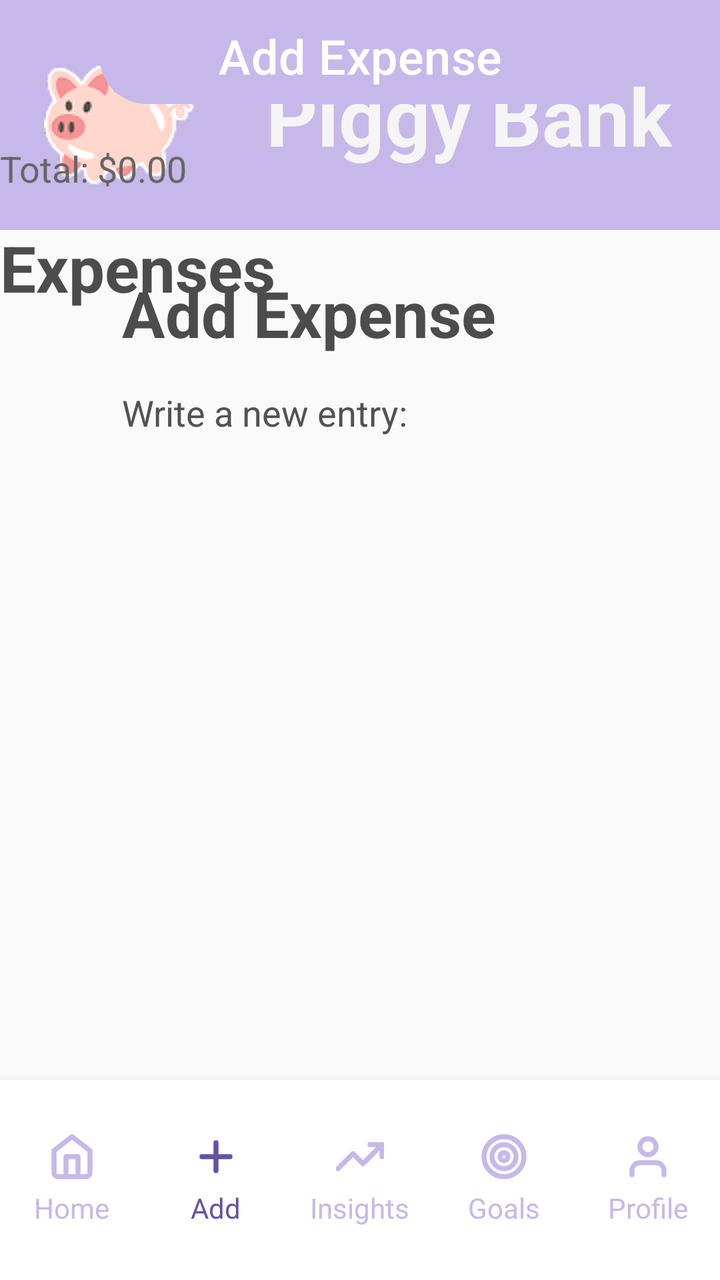
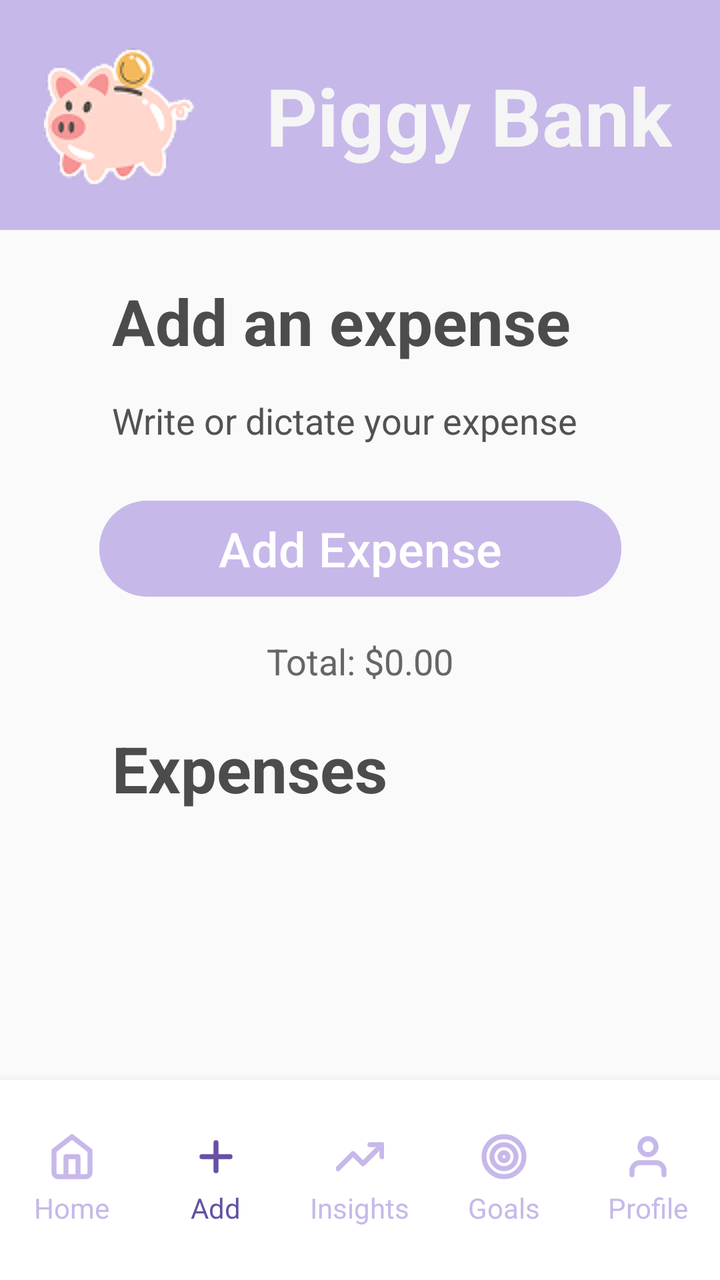

The first picture is an Android layout as it rendered before a commit; the second is the same layout after the commit. The layout source and the unified diff follow.
<!-- AndroidManifest.xml: application theme Theme.PiggyBank -->
<!-- res/layout/activity_add_expense.xml -->
<?xml version="1.0" encoding="utf-8"?>
<androidx.constraintlayout.widget.ConstraintLayout
    xmlns:android="http://schemas.android.com/apk/res/android"
    xmlns:app="http://schemas.android.com/apk/res-auto"
    xmlns:tools="http://schemas.android.com/tools"
    android:layout_width="match_parent"
    android:layout_height="match_parent"
    android:background="#FAFAFA">

    

    <View
        android:id="@+id/headerBackground"
        android:layout_width="0dp"
        android:layout_height="115dp"
        android:background="#C7B8EA"
        app:layout_constraintTop_toTopOf="parent"
        app:layout_constraintStart_toStartOf="parent"
        app:layout_constraintEnd_toEndOf="parent"/>

    <ImageView
        android:id="@+id/logoPig"
        android:layout_width="75dp"
        android:layout_height="106dp"
        android:layout_marginStart="22dp"
        android:layout_marginTop="9dp"
        android:src="@drawable/logopiggyhome"
        android:scaleType="fitCenter"
        app:layout_constraintStart_toStartOf="parent"
        app:layout_constraintTop_toTopOf="parent"/>

    <TextView
        android:id="@+id/tvAppName"
        android:layout_width="wrap_content"
        android:layout_height="wrap_content"
        android:text="Piggy Bank"
        android:textSize="40sp"
        android:textColor="#F5F5F5"
        android:textStyle="bold"
        android:layout_marginEnd="24dp"
        app:layout_constraintEnd_toEndOf="parent"
        app:layout_constraintTop_toTopOf="@id/headerBackground"
        app:layout_constraintBottom_toBottomOf="@id/headerBackground"/>

    

    <ImageView
        android:id="@+id/btnBack"
        android:layout_width="35dp"
        android:layout_height="35dp"
        android:layout_marginStart="10dp"
        android:layout_marginTop="24dp"
        app:layout_constraintStart_toStartOf="parent"
        app:layout_constraintTop_toBottomOf="@id/headerBackground"/>

    <TextView
        android:id="@+id/tvAddExpenseTitle"
        android:layout_width="wrap_content"
        android:layout_height="wrap_content"
        android:text="Add Expense"
        android:textSize="32sp"
        android:textColor="#4C4C4C"
        android:textStyle="bold"
        android:layout_marginStart="16dp"
        app:layout_constraintStart_toEndOf="@id/btnBack"
        app:layout_constraintTop_toTopOf="@id/btnBack"
        app:layout_constraintBottom_toBottomOf="@id/btnBack" />

    <TextView
        android:id="@+id/tvAddExpenseSubtitle"
        android:layout_width="wrap_content"
        android:layout_height="wrap_content"
        android:text="Write a new entry:"
        android:textSize="18sp"
        android:textColor="#525252"
        android:layout_marginTop="16dp"
        app:layout_constraintStart_toStartOf="@id/tvAddExpenseTitle"
        app:layout_constraintTop_toBottomOf="@id/tvAddExpenseTitle"/>

    

    

    

    <Button
        android:id="@+id/btnAddExpense"
        android:layout_width="261dp"
        android:layout_height="wrap_content"
        android:backgroundTint="#C7B8EA"
        android:minHeight="56dp"
        android:text="Add Expense"
        android:textAllCaps="false"
        android:textColor="#FFFFFF"
        android:textSize="24sp"
        app:layout_constraintEnd_toEndOf="parent"
        app:layout_constraintStart_toStartOf="parent"
        tools:layout_editor_absoluteY="232dp"
        tools:ignore="MissingConstraints" />

    <TextView
        android:id="@+id/tvTotalExpenses"
        android:layout_width="wrap_content"
        android:layout_height="wrap_content"
        android:layout_marginTop="16dp"
        android:text="Total: $0.00"
        android:textColor="#666666"
        android:textSize="18sp"
        app:layout_constraintTop_toBottomOf="@id/btnAddExpense"
        tools:layout_editor_absoluteX="43dp"
        tools:ignore="MissingConstraints" />

    

    <TextView
        android:id="@+id/tvExpensesTitle"
        android:layout_width="wrap_content"
        android:layout_height="wrap_content"
        android:layout_marginTop="16dp"
        android:text="Expenses"
        android:textColor="#4C4C4C"
        android:textSize="32sp"
        android:textStyle="bold"
        app:layout_constraintTop_toBottomOf="@id/tvTotalExpenses"
        tools:layout_editor_absoluteX="43dp"
        tools:ignore="MissingConstraints" />

    <androidx.recyclerview.widget.RecyclerView
        android:id="@+id/rvExpenses"
        android:layout_width="326dp"
        android:layout_height="0dp"
        android:layout_marginTop="16dp"
        app:layout_constraintTop_toBottomOf="@id/tvExpensesTitle"
        app:layout_constraintStart_toStartOf="parent"
        app:layout_constraintEnd_toEndOf="parent"
        app:layout_constraintBottom_toTopOf="@id/bottomMenu"/>

    
    <LinearLayout
        android:id="@+id/bottomMenu"
        android:layout_width="0dp"
        android:layout_height="100dp"
        android:orientation="horizontal"
        android:background="#FFFFFF"
        android:gravity="center"
        android:elevation="8dp"
        app:layout_constraintBottom_toBottomOf="parent"
        app:layout_constraintStart_toStartOf="parent"
        app:layout_constraintEnd_toEndOf="parent">

        
        <LinearLayout
            android:id="@+id/menuHome"
            android:layout_width="0dp"
            android:layout_height="wrap_content"
            android:layout_weight="1"
            android:orientation="vertical"
            android:gravity="center">
            <ImageView
                android:id="@+id/iconHome"
                android:layout_width="24dp"
                android:layout_height="24dp"
                android:src="@drawable/ic_home"
                app:tint="#C7B8EA"/>
            <TextView
                android:id="@+id/textHome"
                android:layout_width="wrap_content"
                android:layout_height="wrap_content"
                android:text="Home"
                android:textSize="14sp"
                android:textColor="#C7B8EA"
                android:layout_marginTop="4dp"/>
        </LinearLayout>

        
        <LinearLayout
            android:id="@+id/menuAdd"
            android:layout_width="0dp"
            android:layout_height="wrap_content"
            android:layout_weight="1"
            android:orientation="vertical"
            android:gravity="center">
            <ImageView
                android:id="@+id/iconAdd"
                android:layout_width="24dp"
                android:layout_height="24dp"
                android:src="@drawable/ic_plus"
                app:tint="#6750A4"/>
            <TextView
                android:id="@+id/textAdd"
                android:layout_width="wrap_content"
                android:layout_height="wrap_content"
                android:text="Add"
                android:textSize="14sp"
                android:textColor="#6750A4"
                android:layout_marginTop="4dp"/>
        </LinearLayout>

        
        <LinearLayout
            android:id="@+id/menuInsights"
            android:layout_width="0dp"
            android:layout_height="wrap_content"
            android:layout_weight="1"
            android:orientation="vertical"
            android:gravity="center">
            <ImageView
                android:id="@+id/iconInsights"
                android:layout_width="24dp"
                android:layout_height="24dp"
                android:src="@drawable/ic_insights"
                app:tint="#C7B8EA"/>
            <TextView
                android:id="@+id/textInsights"
                android:layout_width="wrap_content"
                android:layout_height="wrap_content"
                android:text="Insights"
                android:textSize="14sp"
                android:textColor="#C7B8EA"
                android:layout_marginTop="4dp"/>
        </LinearLayout>

        
        <LinearLayout
            android:id="@+id/menuGoals"
            android:layout_width="0dp"
            android:layout_height="wrap_content"
            android:layout_weight="1"
            android:orientation="vertical"
            android:gravity="center">
            <ImageView
                android:id="@+id/iconGoals"
                android:layout_width="24dp"
                android:layout_height="24dp"
                android:src="@drawable/ic_goals"
                app:tint="#C7B8EA"/>
            <TextView
                android:id="@+id/textGoals"
                android:layout_width="wrap_content"
                android:layout_height="wrap_content"
                android:text="Goals"
                android:textSize="14sp"
                android:textColor="#C7B8EA"
                android:layout_marginTop="4dp"/>
        </LinearLayout>

        
        <LinearLayout
            android:id="@+id/menuProfile"
            android:layout_width="0dp"
            android:layout_height="wrap_content"
            android:layout_weight="1"
            android:orientation="vertical"
            android:gravity="center">
            <ImageView
                android:id="@+id/iconProfile"
                android:layout_width="24dp"
                android:layout_height="24dp"
                android:src="@drawable/ic_profile"
                app:tint="#C7B8EA"/>
            <TextView
                android:id="@+id/textProfile"
                android:layout_width="wrap_content"
                android:layout_height="wrap_content"
                android:text="Profile"
                android:textSize="14sp"
                android:textColor="#C7B8EA"
                android:layout_marginTop="4dp"/>
        </LinearLayout>

    </LinearLayout>

</androidx.constraintlayout.widget.ConstraintLayout>
<!-- resources referenced by this layout -->
<resources>
  <!-- drawable ic_goals (drawable) -->
  <vector xmlns:android="http://schemas.android.com/apk/res/android"
      android:width="24dp"
      android:height="24dp"
      android:viewportWidth="24"
      android:viewportHeight="24">
    <path
        android:pathData="M12,22C17.523,22 22,17.523 22,12C22,6.477 17.523,2 12,2C6.477,2 2,6.477 2,12C2,17.523 6.477,22 12,22Z"
        android:strokeLineJoin="round"
        android:strokeWidth="2.5"
        android:fillColor="#00000000"
        android:strokeColor="#C7B8EA"
        android:strokeLineCap="round"/>
    <path
        android:pathData="M12,18C15.314,18 18,15.314 18,12C18,8.686 15.314,6 12,6C8.686,6 6,8.686 6,12C6,15.314 8.686,18 12,18Z"
        android:strokeLineJoin="round"
        android:strokeWidth="2.5"
        android:fillColor="#00000000"
        android:strokeColor="#C7B8EA"
        android:strokeLineCap="round"/>
    <path
        android:pathData="M12,14C13.105,14 14,13.105 14,12C14,10.895 13.105,10 12,10C10.895,10 10,10.895 10,12C10,13.105 10.895,14 12,14Z"
        android:strokeLineJoin="round"
        android:strokeWidth="2.5"
        android:fillColor="#00000000"
        android:strokeColor="#C7B8EA"
        android:strokeLineCap="round"/>
  </vector>
  <!-- drawable ic_home (drawable) -->
  <vector xmlns:android="http://schemas.android.com/apk/res/android"
      android:width="24dp"
      android:height="24dp"
      android:viewportWidth="24"
      android:viewportHeight="24">
    <path
        android:pathData="M9,22V12H15V22M3,9L12,2L21,9V20C21,20.53 20.789,21.039 20.414,21.414C20.039,21.789 19.53,22 19,22H5C4.47,22 3.961,21.789 3.586,21.414C3.211,21.039 3,20.53 3,20V9Z"
        android:strokeLineJoin="round"
        android:strokeWidth="2.5"
        android:fillColor="#00000000"
        android:strokeColor="#6750A4"
        android:strokeLineCap="round"/>
  </vector>
  <!-- drawable ic_insights (drawable) -->
  <vector xmlns:android="http://schemas.android.com/apk/res/android"
      android:width="24dp"
      android:height="24dp"
      android:viewportWidth="24"
      android:viewportHeight="24">
    <group>
      <clip-path
          android:pathData="M0,0h24v24h-24z"/>
      <path
          android:pathData="M23,6L13.5,15.5L8.5,10.5L1,18M23,6H17M23,6V12"
          android:strokeLineJoin="round"
          android:strokeWidth="2.5"
          android:fillColor="#00000000"
          android:strokeColor="#C7B8EA"
          android:strokeLineCap="round"/>
    </group>
  </vector>
  <!-- drawable ic_plus (drawable) -->
  <vector xmlns:android="http://schemas.android.com/apk/res/android"
      android:width="24dp"
      android:height="24dp"
      android:viewportWidth="24"
      android:viewportHeight="24">
    <path
        android:pathData="M12,5V19M5,12H19"
        android:strokeLineJoin="round"
        android:strokeWidth="2.5"
        android:fillColor="#00000000"
        android:strokeColor="#C7B8EA"
        android:strokeLineCap="round"/>
  </vector>
  <!-- drawable ic_profile (drawable) -->
  <vector xmlns:android="http://schemas.android.com/apk/res/android"
      android:width="24dp"
      android:height="24dp"
      android:viewportWidth="24"
      android:viewportHeight="24">
    <path
        android:pathData="M20,21V19C20,17.939 19.579,16.922 18.828,16.172C18.078,15.421 17.061,15 16,15H8C6.939,15 5.922,15.421 5.172,16.172C4.421,16.922 4,17.939 4,19V21M16,7C16,9.209 14.209,11 12,11C9.791,11 8,9.209 8,7C8,4.791 9.791,3 12,3C14.209,3 16,4.791 16,7Z"
        android:strokeLineJoin="round"
        android:strokeWidth="2.5"
        android:fillColor="#00000000"
        android:strokeColor="#C7B8EA"
        android:strokeLineCap="round"/>
  </vector>
  <!-- drawable logopiggyhome: png bitmap (drawable, 7538 bytes) -->
  <style name="Theme.PiggyBank" parent="Base.Theme.PiggyBank" />
  <style name="Base.Theme.PiggyBank" parent="Theme.Material3.DayNight.NoActionBar">
          
          
      </style>
</resources>

<!-- the commit's change to res/layout/activity_add_expense.xml (unified diff, before → after) -->
@@ -2,13 +2,11 @@
 <androidx.constraintlayout.widget.ConstraintLayout
     xmlns:android="http://schemas.android.com/apk/res/android"
     xmlns:app="http://schemas.android.com/apk/res-auto"
-    xmlns:tools="http://schemas.android.com/tools"
     android:layout_width="match_parent"
     android:layout_height="match_parent"
     android:background="#FAFAFA">
 
     
-
     <View
         android:id="@+id/headerBackground"
         android:layout_width="0dp"
@@ -57,20 +55,19 @@
         android:id="@+id/tvAddExpenseTitle"
         android:layout_width="wrap_content"
         android:layout_height="wrap_content"
-        android:text="Add Expense"
+        android:text="Add an expense"
         android:textSize="32sp"
         android:textColor="#4C4C4C"
         android:textStyle="bold"
-        android:layout_marginStart="16dp"
-        app:layout_constraintStart_toEndOf="@id/btnBack"
-        app:layout_constraintTop_toTopOf="@id/btnBack"
-        app:layout_constraintBottom_toBottomOf="@id/btnBack" />
+        android:layout_marginStart="56dp"
+        app:layout_constraintStart_toStartOf="@id/headerBackground"
+        app:layout_constraintTop_toTopOf="@id/btnBack"/>
 
     <TextView
         android:id="@+id/tvAddExpenseSubtitle"
         android:layout_width="wrap_content"
         android:layout_height="wrap_content"
-        android:text="Write a new entry:"
+        android:text="Write or dictate your expense"
         android:textSize="18sp"
         android:textColor="#525252"
         android:layout_marginTop="16dp"
@@ -78,37 +75,33 @@
         app:layout_constraintTop_toBottomOf="@id/tvAddExpenseTitle"/>
 
     
-
-    
-
-    
-
     <Button
         android:id="@+id/btnAddExpense"
         android:layout_width="261dp"
         android:layout_height="wrap_content"
-        android:backgroundTint="#C7B8EA"
         android:minHeight="56dp"
         android:text="Add Expense"
+        android:textSize="24sp"
+        android:textColor="#FFFFFF"
+        android:backgroundTint="#C7B8EA"
         android:textAllCaps="false"
-        android:textColor="#FFFFFF"
-        android:textSize="24sp"
-        app:layout_constraintEnd_toEndOf="parent"
-        app:layout_constraintStart_toStartOf="parent"
-        tools:layout_editor_absoluteY="232dp"
-        tools:ignore="MissingConstraints" />
-
+        android:layout_marginTop="24dp"
+        app:layout_constraintTop_toBottomOf="@id/tvAddExpenseSubtitle"
+        app:layout_constraintStart_toStartOf="parent"
+        app:layout_constraintEnd_toEndOf="parent"/>
+
+    
     <TextView
         android:id="@+id/tvTotalExpenses"
         android:layout_width="wrap_content"
         android:layout_height="wrap_content"
+        android:text="Total: $0.00"
+        android:textSize="18sp"
+        android:textColor="#666666"
         android:layout_marginTop="16dp"
-        android:text="Total: $0.00"
-        android:textColor="#666666"
-        android:textSize="18sp"
         app:layout_constraintTop_toBottomOf="@id/btnAddExpense"
-        tools:layout_editor_absoluteX="43dp"
-        tools:ignore="MissingConstraints" />
+        app:layout_constraintStart_toStartOf="parent"
+        app:layout_constraintEnd_toEndOf="parent"/>
 
     
 
@@ -116,14 +109,13 @@
         android:id="@+id/tvExpensesTitle"
         android:layout_width="wrap_content"
         android:layout_height="wrap_content"
-        android:layout_marginTop="16dp"
         android:text="Expenses"
+        android:textSize="32sp"
         android:textColor="#4C4C4C"
-        android:textSize="32sp"
         android:textStyle="bold"
-        app:layout_constraintTop_toBottomOf="@id/tvTotalExpenses"
-        tools:layout_editor_absoluteX="43dp"
-        tools:ignore="MissingConstraints" />
+        android:layout_marginTop="20dp"
+        app:layout_constraintStart_toStartOf="@id/tvAddExpenseTitle"
+        app:layout_constraintTop_toBottomOf="@id/tvTotalExpenses"/>
 
     <androidx.recyclerview.widget.RecyclerView
         android:id="@+id/rvExpenses"
